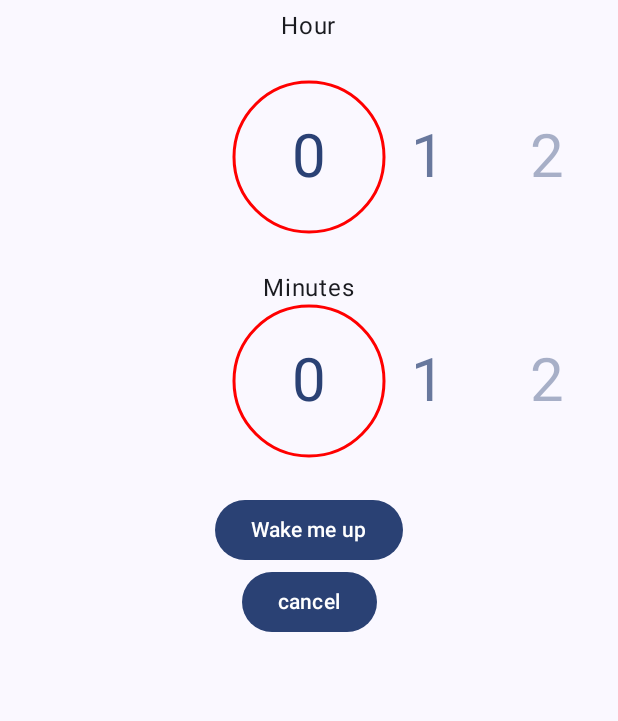
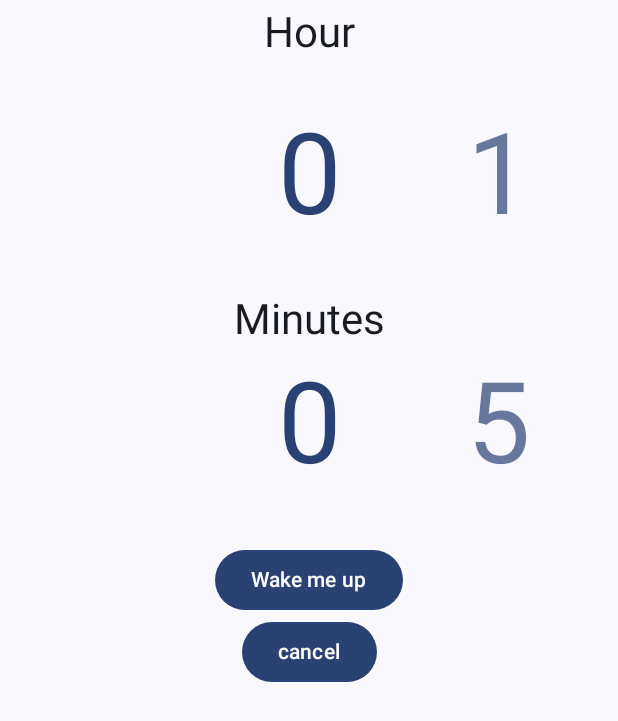
Before and after one commit to BrianGiannini/wake-up-right, an Android app built with Jetpack Compose: the screen it shows after launch (MainActivity), on a phone screen of 412 x 824 dp. Shown: the top 721 px of the screen. Run offline under Robolectric (Android 15) with nearby library versions, the phone set to English and light mode, and no system bars.

Commit message:
add increment feature and fix ui glitch

```diff
--- a/app/src/main/java/dev/sangui/wakeupright/MainActivity.kt
+++ b/app/src/main/java/dev/sangui/wakeupright/MainActivity.kt
@@ -7,10 +7,16 @@ import androidx.compose.foundation.layout.fillMaxSize
 import androidx.compose.material3.MaterialTheme
 import androidx.compose.material3.Surface
 import androidx.compose.ui.Modifier
+import dev.sangui.wakeupright.alarm.DataStoreManager
 import dev.sangui.wakeupright.ui.mainmenu.SetupClockScreen
+import dev.sangui.wakeupright.ui.mainmenu.SetupClockViewModel
 import dev.sangui.wakeupright.ui.theme.WakeUpRightTheme
+import org.koin.java.KoinJavaComponent.inject
 
 class MainActivity : ComponentActivity() {
+
+    private val setupClockViewModel: SetupClockViewModel by inject(SetupClockViewModel::class.java)
+    private val dataStoreManager: DataStoreManager by inject(DataStoreManager::class.java)
 
     override fun onCreate(savedInstanceState: Bundle?) {
         super.onCreate(savedInstanceState)
@@ -21,7 +27,7 @@ class MainActivity : ComponentActivity() {
                     modifier = Modifier.fillMaxSize(),
                     color = MaterialTheme.colorScheme.background
                 ) {
-                    SetupClockScreen()
+                    SetupClockScreen(setupClockViewModel, dataStoreManager)
                 }
             }
         }
--- a/app/src/main/java/dev/sangui/wakeupright/ui/mainmenu/CenterCircle.kt
+++ b/app/src/main/java/dev/sangui/wakeupright/ui/mainmenu/CenterCircle.kt
@@ -19,7 +19,7 @@ fun CenterCircle(
 ) {
     Canvas(
         modifier = modifier
-            .size(200.dp)
+            .size(175.dp)
     ) {
 
         drawArc(
--- a/app/src/main/java/dev/sangui/wakeupright/ui/mainmenu/NumberPicker.kt
+++ b/app/src/main/java/dev/sangui/wakeupright/ui/mainmenu/NumberPicker.kt
@@ -1,14 +1,17 @@
 package dev.sangui.wakeupright.ui.mainmenu
 
-import android.content.Context
 import android.util.Log
 import androidx.compose.foundation.ExperimentalFoundationApi
 import androidx.compose.foundation.layout.Box
 import androidx.compose.foundation.layout.BoxWithConstraints
 import androidx.compose.foundation.layout.PaddingValues
 import androidx.compose.foundation.layout.fillMaxWidth
+import androidx.compose.foundation.layout.height
+import androidx.compose.foundation.layout.padding
 import androidx.compose.foundation.layout.size
+import androidx.compose.foundation.layout.width
 import androidx.compose.foundation.layout.wrapContentHeight
+import androidx.compose.foundation.layout.wrapContentWidth
 import androidx.compose.foundation.pager.HorizontalPager
 import androidx.compose.foundation.pager.PagerDefaults
 import androidx.compose.foundation.pager.PagerSnapDistance
@@ -17,13 +20,14 @@ import androidx.compose.material3.MaterialTheme
 import androidx.compose.material3.Text
 import androidx.compose.runtime.Composable
 import androidx.compose.runtime.LaunchedEffect
-import androidx.compose.runtime.remember
 import androidx.compose.runtime.snapshotFlow
 import androidx.compose.ui.Alignment
 import androidx.compose.ui.Modifier
 import androidx.compose.ui.graphics.Color
 import androidx.compose.ui.graphics.graphicsLayer
+import androidx.compose.ui.platform.LocalContext
 import androidx.compose.ui.text.style.TextAlign
+import androidx.compose.ui.tooling.preview.Preview
 import androidx.compose.ui.unit.dp
 import androidx.compose.ui.unit.sp
 import dev.sangui.wakeupright.alarm.DataStoreManager
@@ -35,41 +39,42 @@ import kotlin.math.absoluteValue
 fun NumberPicker(
     modifier: Modifier = Modifier,
     dataStoreManager: DataStoreManager,
-    numbers: Int,
     id: String,
+    maxNumbers: Int,
+    incrementNumber: Int = 1,
 ) {
-    BoxWithConstraints(modifier = Modifier.fillMaxWidth()) {
-        val contentPadding = (maxWidth - 50.dp) / 2
+    BoxWithConstraints(modifier = Modifier.fillMaxWidth().padding(10.dp),) {
+        val contentPadding = (maxWidth - 100.dp) / 2
         val offSet = maxWidth / 5
         val itemSpacing = offSet - 50.dp
+        val processMax = maxNumbers / incrementNumber
         val pagerState = rememberPagerState(pageCount = {
-            numbers
+            processMax
         })
 
         // Load the saved selected number when the composable is initialized
         LaunchedEffect(id) {
             val savedNumber = dataStoreManager.selectedNumberFlow(id).first()
-            pagerState.scrollToPage(savedNumber)
+            pagerState.scrollToPage(savedNumber / incrementNumber)
         }
 
         // Save the selected number whenever the current page changes
         LaunchedEffect(pagerState) {
             snapshotFlow { pagerState.currentPage }.collect { page ->
                 Log.d("NumberPicker", "saveSelectedNumber: $id, $page")
-                dataStoreManager.saveSelectedNumber(id, page)
+                dataStoreManager.saveSelectedNumber(id, page * incrementNumber)
             }
         }
 
-        CenterCircle(
-            modifier = modifier
-                .size(100.dp)
-                .align(Alignment.Center),
-            fillColor = Color.Red,
-            strokeWidth = 2.dp
-        )
+//        CenterCircle(
+//            modifier = modifier
+//                .size(100.dp)
+//                .align(Alignment.Center),
+//            fillColor = Color.Red,
+//            strokeWidth = 1.dp
+//        )
 
         HorizontalPager(
-            modifier = modifier,
             state = pagerState,
             flingBehavior = PagerDefaults.flingBehavior(
                 state = pagerState,
@@ -80,7 +85,6 @@ fun NumberPicker(
         ) { page ->
             Box(
                 modifier = Modifier
-                    .size(100.dp)
                     .graphicsLayer {
                         val pageOffset = ((pagerState.currentPage - page) + pagerState
                             .currentPageOffsetFraction).absoluteValue
@@ -92,11 +96,11 @@ fun NumberPicker(
                         clip = true
                     }) {
                 Text(
-                    text = "$page",
+                    text = "${page * incrementNumber}",
                     color = MaterialTheme.colorScheme.primary,
-                    fontSize = 40.sp,
+                    fontSize = 75.sp,
                     modifier = Modifier
-                        .size(350.dp)
+                        .width(200.dp)
                         .wrapContentHeight(),
                     textAlign = TextAlign.Center
                 )
@@ -104,3 +108,14 @@ fun NumberPicker(
         }
     }
 }
+
+@Preview
+@Composable
+fun NumberPickerPreview() {
+    NumberPicker(
+        dataStoreManager = DataStoreManager(LocalContext.current),
+        id = "id",
+        maxNumbers = 100,
+        incrementNumber = 10,
+    )
+}
--- a/app/src/main/java/dev/sangui/wakeupright/ui/mainmenu/SetupClockScreen.kt
+++ b/app/src/main/java/dev/sangui/wakeupright/ui/mainmenu/SetupClockScreen.kt
@@ -1,6 +1,5 @@
 package dev.sangui.wakeupright.ui.mainmenu
 
-import android.content.Context
 import androidx.compose.foundation.layout.Column
 import androidx.compose.foundation.layout.Spacer
 import androidx.compose.foundation.layout.fillMaxSize
@@ -11,15 +10,15 @@ import androidx.compose.material3.Text
 import androidx.compose.runtime.Composable
 import androidx.compose.ui.Alignment
 import androidx.compose.ui.Modifier
+import androidx.compose.ui.text.TextStyle
+import androidx.compose.ui.tooling.preview.Preview
 import androidx.compose.ui.unit.dp
+import androidx.compose.ui.unit.sp
 import dev.sangui.wakeupright.alarm.DataStoreManager
-import org.koin.java.KoinJavaComponent.inject
+
 
 @Composable
-fun SetupClockScreen() {
-    val setupClockViewModel: SetupClockViewModel by inject(SetupClockViewModel::class.java)
-    val dataStoreManager: DataStoreManager by inject(DataStoreManager::class.java)
-
+fun SetupClockScreen(setupClockViewModel: SetupClockViewModel, dataStoreManager: DataStoreManager) {
     Column(
         modifier = Modifier
             .fillMaxSize()
@@ -27,12 +26,12 @@ fun SetupClockScreen() {
         horizontalAlignment = Alignment.CenterHorizontally,
     ) {
 
-        Text("Hour")
+        Text("Hour", style = TextStyle(fontSize = 28.sp))
         Spacer(modifier = Modifier.height(25.dp))
-        NumberPicker(dataStoreManager = dataStoreManager, numbers = 24, id = "hours")
+        NumberPicker(dataStoreManager = dataStoreManager, id = "hours", maxNumbers = 24)
         Spacer(modifier = Modifier.height(25.dp))
-        Text("Minutes")
-        NumberPicker(dataStoreManager = dataStoreManager, numbers = 60, id = "minutes")
+        Text("Minutes", style = TextStyle(fontSize = 28.sp))
+        NumberPicker(dataStoreManager = dataStoreManager, id = "minutes", maxNumbers = 60, incrementNumber = 5)
         Spacer(modifier = Modifier.height(25.dp))
 
         Button(
```
